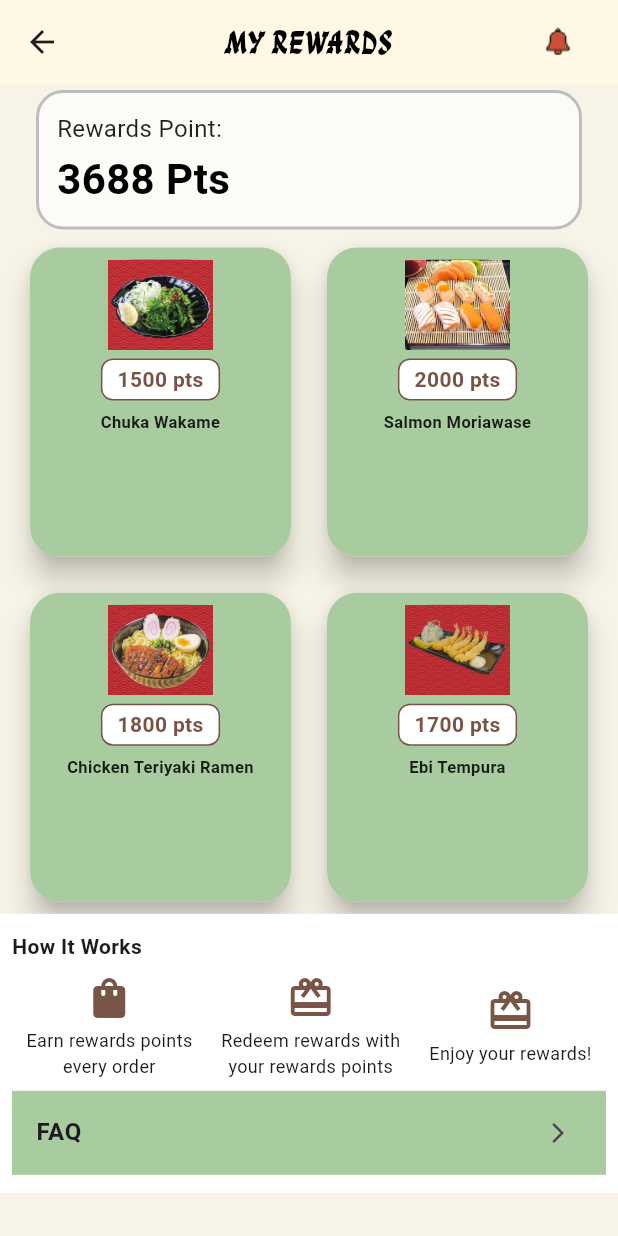
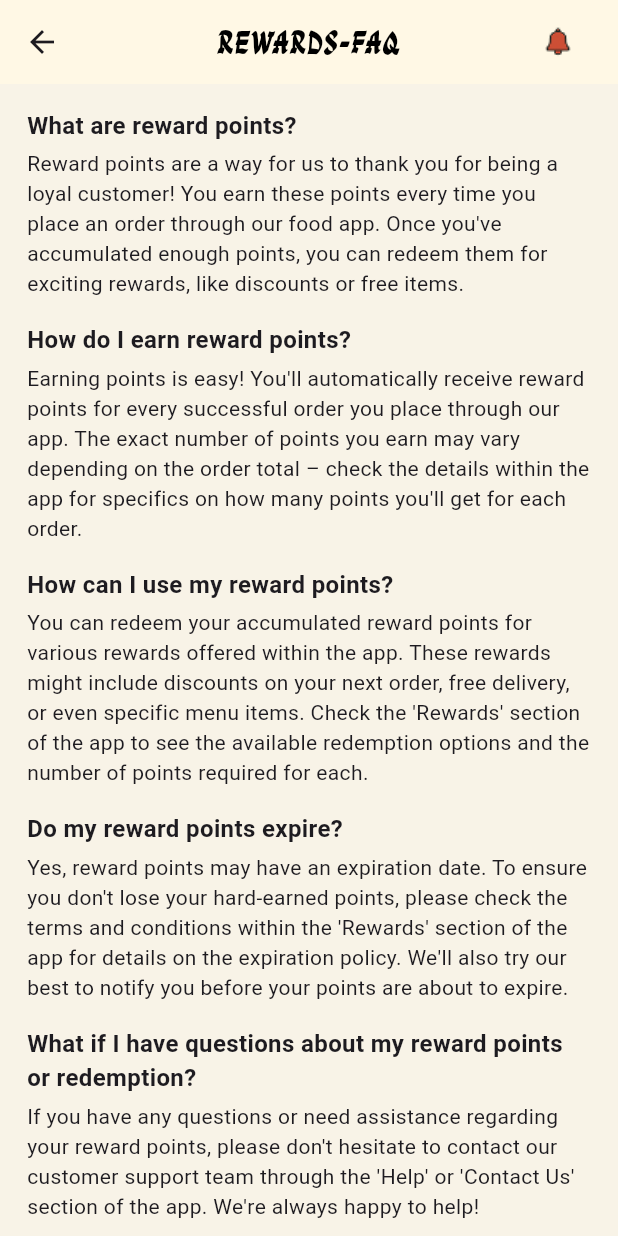
Before and after one commit to raymondlhh/Mobile_A1, a Flutter app: the RewardsScreen screen opened directly, after a tap on "FAQ", on a phone screen of 412 x 824 dp. Run offline on Flutter 3.47's test engine with Material 3 defaults, Android fonts, the phone set to English and light mode, and no system bars; our stand-ins replace image_picker.

Commit message:
Modify Reward Pages

```diff
--- /dev/null
+++ b/lib/screens/rewards/faq_screen.dart
@@ -0,0 +1,71 @@
+import 'package:flutter/material.dart';
+import '../../widgets/title_appbar.dart';
+
+class FAQScreen extends StatelessWidget {
+  const FAQScreen({super.key});
+
+  @override
+  Widget build(BuildContext context) {
+    return Scaffold(
+      backgroundColor: const Color(0xFFF8F3E7),
+      appBar: buildAppBar(context, 'REWARDS-FAQ'),
+      body: SingleChildScrollView(
+        padding: const EdgeInsets.symmetric(horizontal: 18, vertical: 16),
+        child: Column(
+          crossAxisAlignment: CrossAxisAlignment.start,
+          children: const [
+            Text(
+              'What are reward points?',
+              style: TextStyle(fontWeight: FontWeight.bold, fontSize: 16),
+            ),
+            SizedBox(height: 4),
+            Text(
+              "Reward points are a way for us to thank you for being a loyal customer! You earn these points every time you place an order through our food app. Once you've accumulated enough points, you can redeem them for exciting rewards, like discounts or free items.",
+              style: TextStyle(fontSize: 14),
+            ),
+            SizedBox(height: 16),
+            Text(
+              'How do I earn reward points?',
+              style: TextStyle(fontWeight: FontWeight.bold, fontSize: 16),
+            ),
+            SizedBox(height: 4),
+            Text(
+              "Earning points is easy! You'll automatically receive reward points for every successful order you place through our app. The exact number of points you earn may vary depending on the order total – check the details within the app for specifics on how many points you'll get for each order.",
+              style: TextStyle(fontSize: 14),
+            ),
+            SizedBox(height: 16),
+            Text(
+              'How can I use my reward points?',
+              style: TextStyle(fontWeight: FontWeight.bold, fontSize: 16),
+            ),
+            SizedBox(height: 4),
+            Text(
+              "You can redeem your accumulated reward points for various rewards offered within the app. These rewards might include discounts on your next order, free delivery, or even specific menu items. Check the 'Rewards' section of the app to see the available redemption options and the number of points required for each.",
+              style: TextStyle(fontSize: 14),
+            ),
+            SizedBox(height: 16),
+            Text(
+              'Do my reward points expire?',
+              style: TextStyle(fontWeight: FontWeight.bold, fontSize: 16),
+            ),
+            SizedBox(height: 4),
+            Text(
+              "Yes, reward points may have an expiration date. To ensure you don't lose your hard-earned points, please check the terms and conditions within the 'Rewards' section of the app for details on the expiration policy. We'll also try our best to notify you before your points are about to expire.",
+              style: TextStyle(fontSize: 14),
+            ),
+            SizedBox(height: 16),
+            Text(
+              'What if I have questions about my reward points or redemption?',
+              style: TextStyle(fontWeight: FontWeight.bold, fontSize: 16),
+            ),
+            SizedBox(height: 4),
+            Text(
+              "If you have any questions or need assistance regarding your reward points, please don't hesitate to contact our customer support team through the 'Help' or 'Contact Us' section of the app. We're always happy to help!",
+              style: TextStyle(fontSize: 14),
+            ),
+          ],
+        ),
+      ),
+    );
+  }
+}
--- a/lib/screens/rewards/reward_detail_page.dart
+++ b/lib/screens/rewards/reward_detail_page.dart
@@ -116,7 +116,11 @@ class RedeemPage extends StatelessWidget {
                 onPressed: () {},
                 child: const Text(
                   'Redeem',
-                  style: TextStyle(fontSize: 18, fontWeight: FontWeight.bold),
+                  style: TextStyle(
+                    fontSize: 18,
+                    fontWeight: FontWeight.bold,
+                    color: Colors.white,
+                  ),
                 ),
               ),
             ),
--- a/lib/screens/rewards/rewards_screen.dart
+++ b/lib/screens/rewards/rewards_screen.dart
@@ -17,6 +17,7 @@ class RewardsScreen extends StatelessWidget {
 import 'package:flutter/material.dart';
 import '../../widgets/title_appbar.dart';
 import 'reward_detail_page.dart';
+import 'faq_screen.dart';
 
 class RewardsScreen extends StatelessWidget {
   const RewardsScreen({super.key});
@@ -24,7 +25,7 @@ class RewardsScreen extends StatelessWidget {
   @override
   Widget build(BuildContext context) {
     return Scaffold(
-      backgroundColor: const Color(0xFFF8F3E7),
+      backgroundColor: const Color(0xFFFFF8E5),
       appBar: buildAppBar(context, 'MY REWARDS'),
       body: SingleChildScrollView(
         child: Column(
@@ -38,7 +39,7 @@ class RewardsScreen extends StatelessWidget {
                   // ignore: deprecated_member_use
                   color: Colors.white.withOpacity(0.7),
                   borderRadius: BorderRadius.circular(18),
-                  border: Border.all(color: Colors.grey.shade400, width: 2),
+                  border: Border.all(color: const Color(0xFF7F7F7F), width: 2),
                 ),
                 child: Stack(
                   children: [
@@ -85,7 +86,7 @@ class RewardsScreen extends StatelessWidget {
               itemBuilder: (context, index) {
                 final rewards = [
                   {
-                    'image': 'assets/images/rewardsfood/Reward1.png',
+                    'image': 'assets/images/foods/appetizers/chuka_wakame.png',
                     'name': 'Chuka Wakame',
                     'description':
                         'Seaweed salad with a subtly sweet and savory flavor.',
@@ -93,14 +94,16 @@ class RewardsScreen extends StatelessWidget {
                     'validity': 8,
                   },
                   {
-                    'image': 'assets/images/rewardsfood/Reward2.png',
+                    'image':
+                        'assets/images/foods/moriawase_makimono_set/salmon_moriawase.png',
                     'name': 'Salmon Moriawase',
                     'description': 'Assorted fresh salmon sashimi.',
                     'points': 2000,
                     'validity': 6,
                   },
                   {
-                    'image': 'assets/images/rewardsfood/Reward3.png',
+                    'image':
+                        'assets/images/foods/ramen/chicken_teriyaki_ramen.png',
                     'name': 'Chicken Teriyaki Ramen',
                     'description':
                         'Ramen with chicken teriyaki and vegetables.',
@@ -108,7 +111,7 @@ class RewardsScreen extends StatelessWidget {
                     'validity': 7,
                   },
                   {
-                    'image': 'assets/images/rewardsfood/Reward4.png',
+                    'image': 'assets/images/foods/tempura/ebi_tempura.png',
                     'name': 'Ebi Tempura',
                     'description': 'Crispy battered shrimp tempura.',
                     'points': 1700,
@@ -143,29 +146,43 @@ class RewardsScreen extends StatelessWidget {
                     mainAxisAlignment: MainAxisAlignment.spaceAround,
                     children: [
                       _howItWorksItem(
-                        Icons.shopping_bag,
+                        'assets/images/icons/reward_icon/left_icon.png',
                         'Earn rewards points\nevery order',
                       ),
                       _howItWorksItem(
-                        Icons.redeem,
+                        'assets/images/icons/reward_icon/middle_icon.png',
                         'Redeem rewards with\nyour rewards points',
                       ),
                       _howItWorksItem(
-                        Icons.card_giftcard,
+                        'assets/images/icons/reward_icon/right_icon.png',
                         'Enjoy your rewards!',
                       ),
                     ],
                   ),
                   const SizedBox(height: 8),
                   Container(
-                    color: const Color(0xFFA9CBA0),
+                    color: const Color(0xFF8AB98F),
                     child: ListTile(
                       title: const Text(
                         'FAQ',
-                        style: TextStyle(fontWeight: FontWeight.bold),
+                        style: TextStyle(
+                          fontWeight: FontWeight.bold,
+                          color: Color(0xFF000000),
+                        ),
                       ),
-                      trailing: const Icon(Icons.arrow_forward_ios, size: 16),
-                      onTap: () {},
+                      trailing: const Icon(
+                        Icons.arrow_forward_ios,
+                        size: 16,
+                        color: Color(0xFF000000),
+                      ),
+                      onTap: () {
+                        Navigator.push(
+                          context,
+                          MaterialPageRoute(
+                            builder: (context) => const FAQScreen(),
+                          ),
+                        );
+                      },
                     ),
                   ),
                 ],
@@ -202,23 +219,24 @@ class RewardsScreen extends StatelessWidget {
         );
       },
       child: Card(
-        elevation: 8,
+        elevation: 4,
         shape: RoundedRectangleBorder(borderRadius: BorderRadius.circular(20)),
         child: Container(
           width: 100,
           height: 160,
           decoration: BoxDecoration(
-            color: const Color(0xFFA9CBA0),
+            color: const Color(0xFF8AB98F),
             borderRadius: BorderRadius.circular(20),
           ),
           child: Column(
+            mainAxisAlignment: MainAxisAlignment.center,
             children: [
               const SizedBox(height: 8),
               Container(
-                width: 70,
-                height: 60,
+                width: 95,
+                height: 85,
                 decoration: BoxDecoration(
-                  color: const Color(0xFFD24545),
+                  color: Colors.white,
                   borderRadius: BorderRadius.circular(16),
                 ),
                 child: Image.asset(imagePath, fit: BoxFit.cover),
@@ -232,12 +250,12 @@ class RewardsScreen extends StatelessWidget {
                 decoration: BoxDecoration(
                   color: Colors.white,
                   borderRadius: BorderRadius.circular(8),
-                  border: Border.all(color: Colors.brown, width: 1),
+                  border: Border.all(color: const Color(0xFFCA3202), width: 1),
                 ),
                 child: Text(
                   '${points} pts',
                   style: const TextStyle(
-                    color: Colors.brown,
+                    color: Color(0xFFCA3202),
                     fontWeight: FontWeight.bold,
                     fontSize: 14,
                   ),
@@ -248,8 +266,8 @@ class RewardsScreen extends StatelessWidget {
                 itemName,
                 style: const TextStyle(
                   fontWeight: FontWeight.bold,
-                  color: Colors.black87,
-                  fontSize: 11,
+                  color: Color(0xFF000000),
+                  fontSize: 13,
                 ),
                 textAlign: TextAlign.center,
               ),
@@ -260,15 +278,15 @@ class RewardsScreen extends StatelessWidget {
     );
   }
 
-  Widget _howItWorksItem(IconData icon, String text) {
+  Widget _howItWorksItem(String iconPath, String text) {
     return Column(
       children: [
-        Icon(icon, size: 32, color: Colors.brown),
+        Image.asset(iconPath, width: 32, height: 32),
         const SizedBox(height: 4),
         Text(
           text,
           textAlign: TextAlign.center,
-          style: const TextStyle(fontSize: 12),
+          style: TextStyle(fontSize: 12, color: Color(0xFF000000)),
         ),
       ],
     );
```
Also changed, not shown: pubspec.yaml (+5 -2 lines), assets/images/foods/appetizers/chuka_wakame.png (renamed from assets/images/rewardsfood/Reward1.png), assets/images/foods/moriawase_makimono_set/salmon_moriawase.png (renamed from assets/images/rewardsfood/Reward2.png), assets/images/foods/ramen/chicken_teriyaki_ramen.png (renamed from assets/images/rewardsfood/Reward3.png), assets/images/foods/tempura/ebi_tempura.png (renamed from assets/images/rewardsfood/Reward4.png), assets/images/icons/reward_icon/left_icon.png (added), assets/images/icons/reward_icon/middle_icon.png (added), assets/images/icons/reward_icon/right_icon.png (added).
